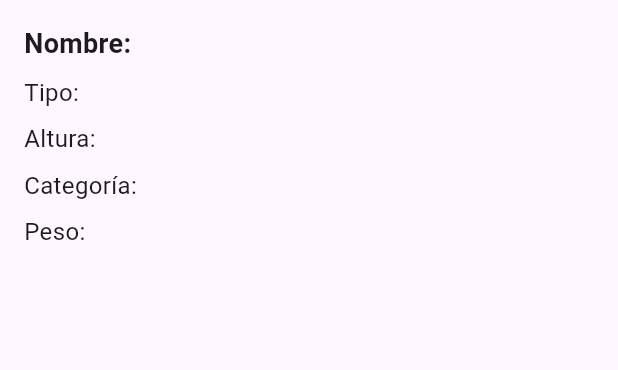
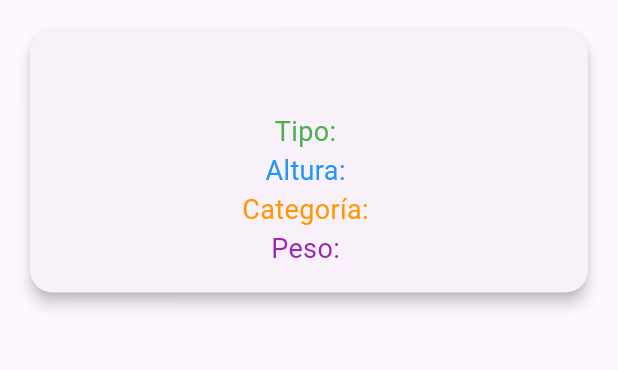
Before and after one commit to aosstu/Pokedex, a Flutter app: the DetailsPage screen opened directly with empty values, on a phone screen of 412 x 824 dp, the part 84-454 px from its top. Run offline on Flutter 3.47's test engine with Material 3 defaults, Android fonts, the phone set to English and light mode, and no system bars; our stand-ins replace cloud_firestore, firebase_auth, firebase_core, firebase_storage, material_design_icons_flutter; accounts and stored records are empty; network calls fail.

Commit message:
detalles bonitos

```diff
--- a/pokedex/lib/pages/details_page.dart
+++ b/pokedex/lib/pages/details_page.dart
@@ -61,36 +61,56 @@ class _DetailsPageState extends State<DetailsPage> {
           // Detalles del Pokémon
           Padding(
               padding: const EdgeInsets.all(16.0),
-            child: Column(
-              crossAxisAlignment: CrossAxisAlignment.start,
-              children: [
+              child: Card(
+                elevation: 4, // Sombra de la tarjeta
+                shape: RoundedRectangleBorder(
+                  borderRadius: BorderRadius.circular(15), // Borde redondeado
+                  // Borde azul
+                ),
+                child: Padding(
+                  padding: const EdgeInsets.all(16.0),
+                  child: Column(children: [
                     Text(
-                  'Nombre: ${widget.pokemon['nombre']}',
-                  style: TextStyle(fontSize: 18, fontWeight: FontWeight.bold),
+                      '${widget.pokemon['nombre']}',
+                      style: TextStyle(
+                        fontSize: 20, // Tamaño de fuente grande
+                        fontWeight: FontWeight.bold, // Texto en negrita
+                        color: Colors.black, // Color verde para el tipo
+                        fontFamily: 'Roboto', // Ejemplo de fuente personalizada
                       ),
-                SizedBox(height: 8),
+                    ),
+                    SizedBox(height: 10),
                     Text(
                       'Tipo: ${widget.pokemon['tipo']}',
-                  style: TextStyle(fontSize: 16),
+                      style: TextStyle(
+                        fontSize: 18,
+                        color: Colors.green,
                       ),
-                SizedBox(height: 8),
+                    ), // Espacio entre textos
                     Text(
                       'Altura: ${widget.pokemon['altura']}',
-                  style: TextStyle(fontSize: 16),
+                      style: TextStyle(
+                        fontSize: 18,
+                        color: Colors.blue,
                       ),
-                SizedBox(height: 8),
+                    ),
                     Text(
                       'Categoría: ${widget.pokemon['categoria']}',
-                  style: TextStyle(fontSize: 16),
+                      style: TextStyle(
+                        fontSize: 18,
+                        color: Colors.orange,
                       ),
-                SizedBox(height: 8),
+                    ),
                     Text(
                       'Peso: ${widget.pokemon['peso']}',
-                  style: TextStyle(fontSize: 16),
-                ),
-              ],
+                      style: TextStyle(
+                        fontSize: 18,
+                        color: Colors.purple,
                       ),
                     ),
+                  ]),
+                ),
+              ))
         ],
       ),
     );
```
Lines whose indentation alone changed are shown as unchanged.
